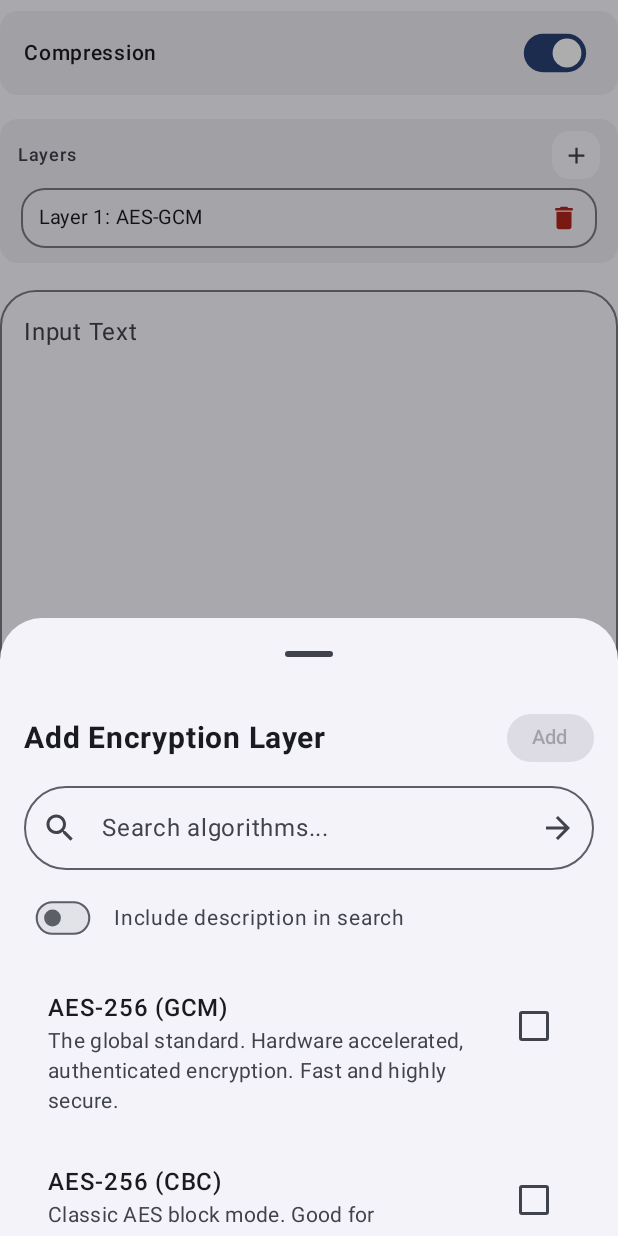
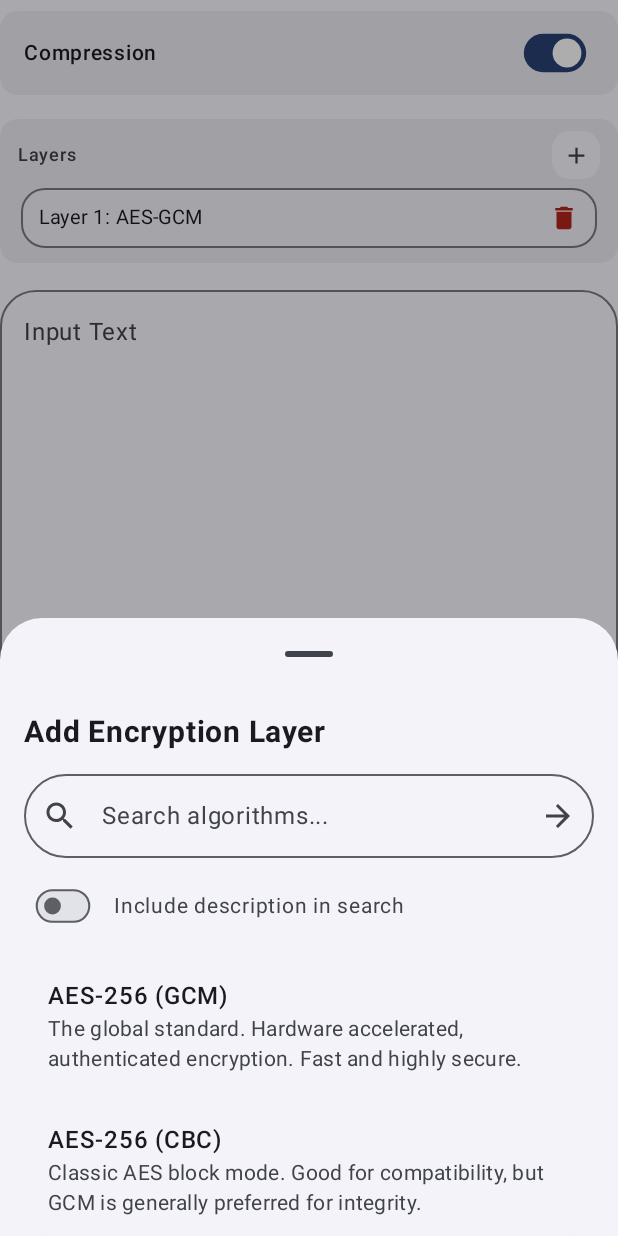
Before and after one commit to Animesh-Varma/Sigil, an Android app built with Jetpack Compose: the composable CustomEncryptionScreen shown on its own in the app's theme, after a tap on "Add Layer", on a phone screen of 412 x 824 dp. Run offline under Robolectric (Android 15) with nearby library versions, the phone set to English and light mode, and no system bars.

Commit message:
Revert "Multi select algorithms in Home/Custom"
This reverts commit e47e480cc4e0c3ede4f93ec450383cbf411b6e59.

```diff
--- a/app/src/main/java/dev/animeshvarma/sigil/SigilViewModel.kt
+++ b/app/src/main/java/dev/animeshvarma/sigil/SigilViewModel.kt
@@ -27,10 +27,6 @@ class SigilViewModel : ViewModel() {
             if (it.selectedMode == SigilMode.AUTO) it.copy(autoInput = newText)
             else it.copy(customInput = newText)
         }
-    }
-
-    fun addLayers(algos: List<CryptoEngine.Algorithm>) {
-        _uiState.update { it.copy(customLayers = it.customLayers + algos) }
     }
 
     fun moveLayer(fromIndex: Int, toIndex: Int) {
@@ -74,7 +70,6 @@ class SigilViewModel : ViewModel() {
         _uiState.update { it.copy(logs = emptyList()) }
     }
 
-    /* IMP pending */
     fun clearSensitiveData() {
         _uiState.update {
             it.copy(
--- a/app/src/main/java/dev/animeshvarma/sigil/ui/screens/CustomEncryptionScreen.kt
+++ b/app/src/main/java/dev/animeshvarma/sigil/ui/screens/CustomEncryptionScreen.kt
@@ -1,19 +1,17 @@
 package dev.animeshvarma.sigil.ui.screens
 
 import androidx.compose.animation.core.animateFloatAsState
+import androidx.compose.animation.core.tween
 import androidx.compose.animation.core.spring
-import androidx.compose.animation.core.tween
 import androidx.compose.foundation.ExperimentalFoundationApi
 import androidx.compose.foundation.background
 import androidx.compose.foundation.border
 import androidx.compose.foundation.clickable
-import androidx.compose.foundation.interaction.MutableInteractionSource
-import androidx.compose.foundation.interaction.collectIsPressedAsState
 import androidx.compose.foundation.layout.*
 import androidx.compose.foundation.lazy.LazyColumn
+import androidx.compose.foundation.lazy.items // [CRITICAL FIX] Enables list support
+import androidx.compose.foundation.lazy.itemsIndexed
 import androidx.compose.foundation.lazy.LazyListState
-import androidx.compose.foundation.lazy.items
-import androidx.compose.foundation.lazy.itemsIndexed
 import androidx.compose.foundation.lazy.rememberLazyListState
 import androidx.compose.foundation.shape.CircleShape
 import androidx.compose.foundation.shape.RoundedCornerShape
@@ -35,7 +33,6 @@ import androidx.compose.ui.graphics.Brush
 import androidx.compose.ui.graphics.Color
 import androidx.compose.ui.graphics.CompositingStrategy
 import androidx.compose.ui.graphics.graphicsLayer
-import androidx.compose.ui.input.pointer.pointerInput
 import androidx.compose.ui.platform.LocalContext
 import androidx.compose.ui.platform.LocalFocusManager
 import androidx.compose.ui.text.AnnotatedString
@@ -45,10 +42,10 @@ import androidx.compose.ui.unit.Dp
 import androidx.compose.ui.unit.dp
 import androidx.compose.ui.unit.sp
 import dev.animeshvarma.sigil.SigilViewModel
+import dev.animeshvarma.sigil.model.UiState
 import dev.animeshvarma.sigil.crypto.CryptoEngine
 import dev.animeshvarma.sigil.model.AlgorithmRegistry
-import dev.animeshvarma.sigil.model.SigilAlgorithm
-import dev.animeshvarma.sigil.model.UiState
+import dev.animeshvarma.sigil.model.SigilAlgorithm // [CRITICAL FIX]
 import dev.animeshvarma.sigil.ui.components.SigilButtonGroup
 import dev.animeshvarma.sigil.ui.components.StyledLayerContainer
 import dev.animeshvarma.sigil.ui.theme.AnimationConfig
@@ -116,14 +113,16 @@ fun CustomEncryptionScreen(viewModel: SigilViewModel, uiState: UiState) {
 
             Spacer(modifier = Modifier.height(4.dp))
 
-            // Scrollable Area
+            // Scrollable Area with Fading Edge
             val showFadingEdge = uiState.customLayers.size > 3
 
             Box(
                 modifier = Modifier
                     .fillMaxWidth()
-                    .heightIn(max = 180.dp)
-                    .then(if (showFadingEdge) Modifier.verticalFadingEdge() else Modifier)
+                    .heightIn(max = 180.dp) // ~3 items
+                    .then(
+                        if (showFadingEdge) Modifier.verticalFadingEdge() else Modifier
+                    )
             ) {
                 LazyColumn(
                     state = listState,
@@ -241,8 +240,8 @@ fun CustomEncryptionScreen(viewModel: SigilViewModel, uiState: UiState) {
     if (showAddLayerSheet) {
         ModalBottomSheet(onDismissRequest = { showAddLayerSheet = false }) {
             AddLayerSheetContent(
-                onAdd = { algos ->
-                    viewModel.addLayers(algos)
+                onSelect = { algo ->
+                    viewModel.addLayer(algo)
                     showAddLayerSheet = false
                 }
             )
@@ -250,7 +249,6 @@ fun CustomEncryptionScreen(viewModel: SigilViewModel, uiState: UiState) {
     }
 }
 
-// MovableLayerItem
 @Composable
 fun MovableLayerItem(
     index: Int,
@@ -287,42 +285,15 @@ fun MovableLayerItem(
 }
 
 @Composable
-fun AddLayerSheetContent(onAdd: (List<CryptoEngine.Algorithm>) -> Unit) {
+fun AddLayerSheetContent(onSelect: (CryptoEngine.Algorithm) -> Unit) {
     var searchQuery by remember { mutableStateOf("") }
     var searchDescription by remember { mutableStateOf(false) }
-    var selectedAlgos by remember { mutableStateOf(setOf<CryptoEngine.Algorithm>()) }
     val allAlgos = AlgorithmRegistry.supportedAlgorithms
     val focusManager = LocalFocusManager.current
 
     Column(modifier = Modifier.padding(16.dp)) {
-        // [FIX] Header Row with Title and Action Button
-        Row(
-            modifier = Modifier.fillMaxWidth().padding(bottom = 16.dp),
-            horizontalArrangement = Arrangement.SpaceBetween,
-            verticalAlignment = Alignment.CenterVertically
-        ) {
         Text("Add Encryption Layer", fontSize = 20.sp, fontWeight = FontWeight.Bold)
-
-            val interactionSource = remember { MutableInteractionSource() }
-            val isPressed by interactionSource.collectIsPressedAsState()
-            val scale by animateFloatAsState(if (isPressed) 0.9f else 1f, label = "ButtonBounce")
-
-            Button(
-                onClick = { onAdd(selectedAlgos.toList()) },
-                enabled = selectedAlgos.isNotEmpty(),
-                shape = CircleShape,
-                contentPadding = PaddingValues(horizontal = 16.dp, vertical = 0.dp),
-                interactionSource = interactionSource,
-                modifier = Modifier
-                    .height(32.dp)
-                    .scale(scale)
-            ) {
-                Text(
-                    text = "Add${if (selectedAlgos.isNotEmpty()) " (${selectedAlgos.size})" else ""}",
-                    fontSize = 13.sp
-                )
-            }
-        }
+        Spacer(modifier = Modifier.height(16.dp))
 
         OutlinedTextField(
             value = searchQuery,
@@ -346,44 +317,25 @@ fun AddLayerSheetContent(onAdd: (List<CryptoEngine.Algorithm>) -> Unit) {
 
         Spacer(modifier = Modifier.height(8.dp))
 
-        Box(modifier = Modifier.weight(1f)) {
         LazyColumn {
             val filtered = allAlgos.filter { algo ->
                 val nameMatch = algo.name.contains(searchQuery, ignoreCase = true)
                 if (searchDescription) nameMatch || algo.description.contains(searchQuery, ignoreCase = true) else nameMatch
             }
 
+            // [FIXED] Used the imported items extension
             items(filtered) { algoData ->
                 val engineEnum = CryptoEngine.Algorithm.valueOf(algoData.id)
-                    val isSelected = selectedAlgos.contains(engineEnum)
-
                 Surface(
                     modifier = Modifier.padding(vertical = 4.dp).clip(RoundedCornerShape(16.dp)),
-                        color = if (isSelected) MaterialTheme.colorScheme.secondaryContainer else MaterialTheme.colorScheme.surfaceContainerLow
+                    color = MaterialTheme.colorScheme.surfaceContainerLow
                 ) {
                     ListItem(
-                            headlineContent = {
-                                Text(
-                                    algoData.name,
-                                    fontWeight = FontWeight.SemiBold,
-                                    color = if (isSelected) MaterialTheme.colorScheme.onSecondaryContainer else MaterialTheme.colorScheme.onSurface
-                                )
-                            },
+                        headlineContent = { Text(algoData.name, fontWeight = FontWeight.SemiBold) },
                         supportingContent = { Text(algoData.description) },
-                            trailingContent = {
-                                Checkbox(
-                                    checked = isSelected,
-                                    onCheckedChange = { checked ->
-                                        selectedAlgos = if (checked) selectedAlgos + engineEnum else selectedAlgos - engineEnum
-                                    }
-                                )
-                            },
-                            modifier = Modifier.clickable {
-                                selectedAlgos = if (isSelected) selectedAlgos - engineEnum else selectedAlgos + engineEnum
-                            },
+                        modifier = Modifier.clickable { onSelect(engineEnum) },
                         colors = ListItemDefaults.colors(containerColor = Color.Transparent)
                     )
-                    }
                 }
             }
         }
@@ -412,10 +364,7 @@ fun Modifier.simpleVerticalScrollbar(
         val needDrawScrollbar = state.isScrollInProgress || alpha > 0.0f
 
         if (needDrawScrollbar) {
-            val totalItems = state.layoutInfo.totalItemsCount
-            if (totalItems == 0) return@drawWithContent
-
-            val elementHeight = this.size.height / totalItems
+            val elementHeight = this.size.height / state.layoutInfo.totalItemsCount
             val scrollbarOffsetY = firstVisibleElementIndex * elementHeight
             val scrollbarHeight = state.layoutInfo.visibleItemsInfo.size * elementHeight
 
```
Lines whose indentation alone changed are shown as unchanged.
